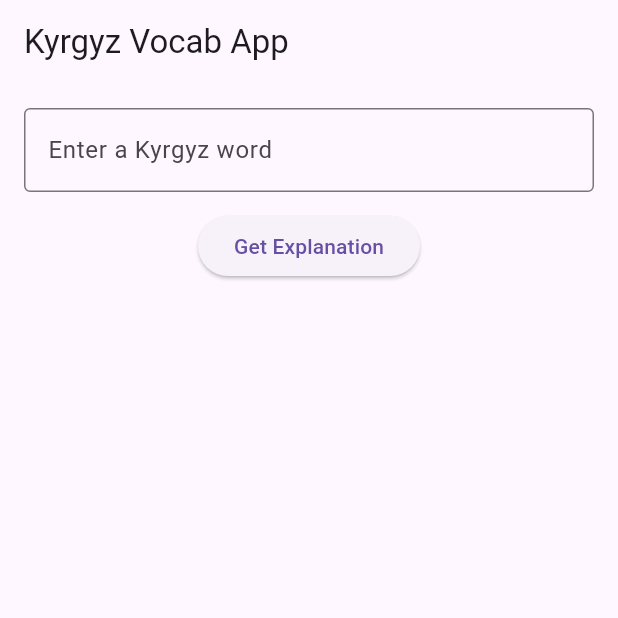
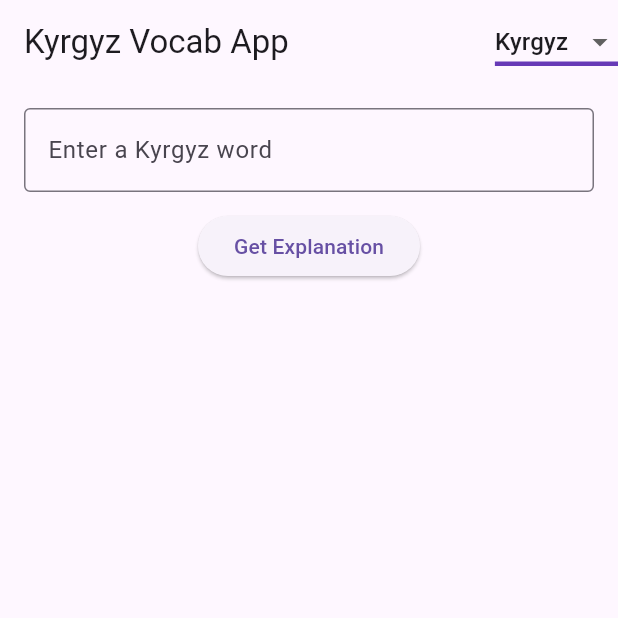
Before and after one commit to Kriptos23/kyrgyz_dictionary, a Flutter app: the screen it shows after launch, after a tap on "Get Explanation", on a phone screen of 412 x 824 dp, the top half of it. Run offline on Flutter 3.47's test engine with Material 3 defaults, Android fonts, the phone set to English and light mode, and no system bars; network calls fail.

Commit message:
added language selection dropdownButton, 3 languages: Russian, English, Kyrgyz. Easily can add more. Language is the language chatGPT is gonna explain the words

```diff
--- a/lib/main.dart
+++ b/lib/main.dart
@@ -1,8 +1,6 @@
 import 'dart:convert';
 import 'package:flutter/material.dart';
 import 'package:http/http.dart' as http;
-
-
 
 void main() {
   runApp(MyApp());
@@ -12,7 +10,7 @@ class MyApp extends StatelessWidget {
   @override
   Widget build(BuildContext context) {
     return MaterialApp(
-      debugShowCheckedModeBanner: true,
+      debugShowCheckedModeBanner: false,
       home: WordScreen(),
     );
   }
@@ -27,18 +25,32 @@ class _WordScreenState extends State<WordScreen> {
   final TextEditingController _controller = TextEditingController();
   String _result = "";
 
-  Stream<String> streamWordExplanation(String word) async* {
+  List<String> languageOptions = <String>["Kyrgyz", "Russian", "English"];
+
+  String? selectedLanguage; // stores currently selected value
+
+  @override
+  void initState() {
+    selectedLanguage = languageOptions.first;
+  }
+
+  Stream<String> streamWordExplanation(String word, String language) async* {
     final url = 'https://api.openai.com/v1/chat/completions';
     final headers = {
       'Content-Type': 'application/json',
-      'Authorization': 'Bearer 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',
+      'Authorization':
+          'Bearer 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',
     };
     final body = jsonEncode({
-      "model": "gpt-4o-mini",//-4o-mini
+      "model": "gpt-4o-mini", //-4o-mini
       "stream": true,
       "messages": [
         {"role": "system", "content": "You are a Kyrgyz language teacher."},
-        {"role": "user", "content": "Explain the word '$word' in Kyrgyz language with synonyms and examples."}
+        {
+          "role": "user",
+          "content": "Explain the word $word from Kyrgyz language chatting with user in $language language, "
+              "provide synonyms and examples in kyrgyz language."
+        }
       ]
     });
 
@@ -49,9 +61,7 @@ class _WordScreenState extends State<WordScreen> {
     var streamedResponse = await request.send();
 
     if (streamedResponse.statusCode == 200) {
-      await for (var line in streamedResponse.stream
-          .transform(utf8.decoder)
-          .transform(const LineSplitter())) {
+      await for (var line in streamedResponse.stream.transform(utf8.decoder).transform(const LineSplitter())) {
         if (line.startsWith('data: ')) {
           final jsonStr = line.substring(6).trim();
           if (jsonStr.isEmpty || jsonStr == '[DONE]') continue;
@@ -76,11 +86,12 @@ class _WordScreenState extends State<WordScreen> {
       print(streamedResponse.request);
     }
   }
-  void _startStreaming(String word) {
+
+  void _startStreaming(String word, String language) {
     _result = "";
     setState(() {});
 
-    streamWordExplanation(word).listen((chunk) {
+    streamWordExplanation(word, language).listen((chunk) {
       setState(() {
         _result += chunk; // append as it arrives
       });
@@ -91,19 +102,17 @@ class _WordScreenState extends State<WordScreen> {
     final url = 'https://api.openai.com/v1/responses';
     final headers = {
       'Content-Type': 'application/json',
-      'Authorization': 'Bearer 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',
+      'Authorization':
+          'Bearer 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',
     };
     final body = jsonEncode({
       "model": "gpt-4o-mini", //-4o-mini
       "stream": true,
-      "prompt":{
-      "id": "pmpt_68b0ee1bd4d08195b4b02fb03ce446c40feef3a8dd85221f",
-      "version": "2",
-      "variables": {
-        "word": "$word",
-        "language": "$language"
-      }
-    },
+      "prompt": {
+        "id": "pmpt_68b0ee1bd4d08195b4b02fb03ce446c40feef3a8dd85221f",
+        "version": "2",
+        "variables": {"word": "$word", "language": "$language"}
+      },
     });
 
     var request = http.Request('POST', Uri.parse(url))
@@ -119,10 +128,7 @@ class _WordScreenState extends State<WordScreen> {
     }
 
     // Read streaming chunks
-    await for (var line in streamedResponse.stream
-        .transform(utf8.decoder)
-        .transform(const LineSplitter())) {
-
+    await for (var line in streamedResponse.stream.transform(utf8.decoder).transform(const LineSplitter())) {
       if (!line.startsWith('data: ')) continue;
       final jsonStr = line.substring(6).trim();
       if (jsonStr.isEmpty || jsonStr == '[DONE]') continue;
@@ -134,12 +140,12 @@ class _WordScreenState extends State<WordScreen> {
         if (data['type'] == 'output_text.delta' && data['delta'] != null) {
           yield data['delta'];
         }
-
       } catch (_) {
         continue; // skip malformed chunks
       }
     }
   }
+
   void _startStreaming2(String word, String language) {
     _result = "";
     setState(() {});
@@ -150,7 +156,6 @@ class _WordScreenState extends State<WordScreen> {
       });
     });
   }
-
 
   // Future<String> fetchWordExplanation(String word) async {
   //   final url = Uri.parse("https://api.openai.com/v1/chat/completions");
@@ -202,8 +207,29 @@ class _WordScreenState extends State<WordScreen> {
   @override
   Widget build(BuildContext context) {
     return Scaffold(
-      appBar: AppBar(title: Text("Kyrgyz Vocab App")),
-      body: Padding(
+      appBar: AppBar
+      (
+        title: Text("Kyrgyz Vocab App"),
+        actions: <Widget>
+        [
+          DropdownButton
+            (
+              value: selectedLanguage,
+              items: languageOptions.map<DropdownMenuItem<String>>((String value)
+              {
+                return DropdownMenuItem<String>(value: value, child: Text(value));
+              }).toList(),
+              onChanged: (String? value){
+                setState(() {
+                  selectedLanguage = value!;
+                });
+              },
+              underline: Container(color: Colors.deepPurple, height: 3,),
+            )
+        ]
+      ),
+      body: Padding
+      (
         padding: const EdgeInsets.all(16.0),
         child: Column(
           children: [
@@ -212,13 +238,14 @@ class _WordScreenState extends State<WordScreen> {
               decoration: InputDecoration(
                 labelText: "Enter a Kyrgyz word",
                 border: OutlineInputBorder(),
+
               ),
             ),
             SizedBox(height: 12),
             ElevatedButton(
-              onPressed: (){
-                _startStreaming2(_controller.text.trim(), "russian");
-                },
+              onPressed: () {
+                _startStreaming(_controller.text.trim(), selectedLanguage!);
+              },
               child: Text("Get Explanation"),
             ),
             SizedBox(height: 20),
```
